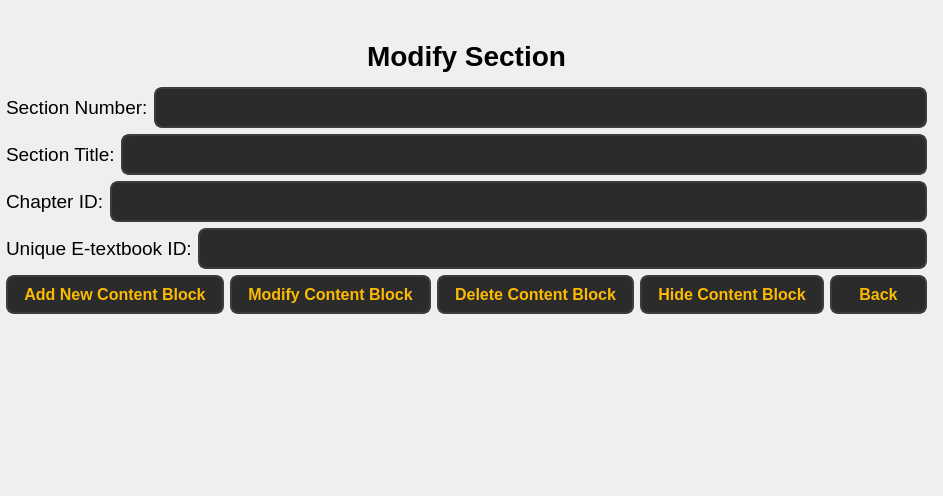
Qt form ui/ta/ta_modifySection_window.ui (Soham1117/elearningApp) before a commit.
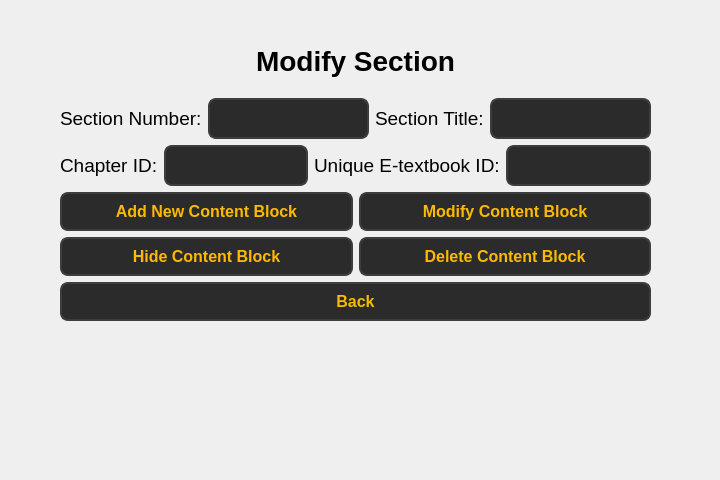
The same form after that commit.

Commit message: UI Modifications done to the required views of TA

The edit to the form file:
```diff
--- a/ui/ta/ta_modifySection_window.ui
+++ b/ui/ta/ta_modifySection_window.ui
@@ -6,8 +6,8 @@
    <rect>
     <x>0</x>
     <y>0</y>
-    <width>943</width>
-    <height>496</height>
+    <width>720</width>
+    <height>480</height>
    </rect>
   </property>
   <property name="windowTitle">
@@ -16,10 +16,10 @@
   <widget class="QWidget" name="">
    <property name="geometry">
     <rect>
-     <x>6</x>
+     <x>60</x>
      <y>30</y>
-     <width>921</width>
-     <height>284</height>
+     <width>591</width>
+     <height>291</height>
     </rect>
    </property>
    <layout class="QVBoxLayout" name="verticalLayout">
@@ -40,7 +40,7 @@
      </widget>
     </item>
     <item>
-     <layout class="QHBoxLayout" name="horizontalLayout_5">
+     <layout class="QHBoxLayout" name="horizontalLayout_3">
       <item>
        <widget class="QLabel" name="label_6">
         <property name="font">
@@ -79,10 +79,6 @@
         </property>
        </widget>
       </item>
-     </layout>
-    </item>
-    <item>
-     <layout class="QHBoxLayout" name="horizontalLayout_4">
       <item>
        <widget class="QLabel" name="label_7">
         <property name="font">
@@ -124,7 +120,7 @@
      </layout>
     </item>
     <item>
-     <layout class="QHBoxLayout" name="horizontalLayout_3">
+     <layout class="QHBoxLayout" name="horizontalLayout_4">
       <item>
        <widget class="QLabel" name="label_5">
         <property name="font">
@@ -163,10 +159,6 @@
         </property>
        </widget>
       </item>
-     </layout>
-    </item>
-    <item>
-     <layout class="QHBoxLayout" name="horizontalLayout_2">
       <item>
        <widget class="QLabel" name="label_4">
         <property name="font">
@@ -269,36 +261,10 @@
         </property>
        </widget>
       </item>
-      <item>
-       <widget class="QPushButton" name="pushButton_3">
-        <property name="styleSheet">
-         <string notr="true">QPushButton {
-        background-color: #2b2b2b;  
-        color: #fcba03;              
-        border: 2px solid #3d3d3d;      
-        border-radius: 8px;          
-        padding: 8px 16px;            
-        font-size: 16px;            
-        font-weight: bold;
-    
-    }
-
-    QPushButton:hover {
-        background-color: #fcba03;
-		 color: #000000;
-        border: 2px solid #5a5a5a;    
-    }
-
-    QPushButton:pressed {
-        background-color: #1a1a1a;      
-        border: 2px solid #2b2b2b;      
-    }</string>
-        </property>
-        <property name="text">
-         <string>Delete Content Block</string>
-        </property>
-       </widget>
-      </item>
+     </layout>
+    </item>
+    <item>
+     <layout class="QHBoxLayout" name="horizontalLayout_2">
       <item>
        <widget class="QPushButton" name="pushButton_4">
         <property name="styleSheet">
@@ -330,7 +296,7 @@
        </widget>
       </item>
       <item>
-       <widget class="QPushButton" name="pushButton_back">
+       <widget class="QPushButton" name="pushButton_3">
         <property name="styleSheet">
          <string notr="true">QPushButton {
         background-color: #2b2b2b;  
@@ -355,12 +321,42 @@
     }</string>
         </property>
         <property name="text">
-         <string>Back</string>
+         <string>Delete Content Block</string>
         </property>
        </widget>
       </item>
      </layout>
     </item>
+    <item>
+     <widget class="QPushButton" name="pushButton_back">
+      <property name="styleSheet">
+       <string notr="true">QPushButton {
+        background-color: #2b2b2b;  
+        color: #fcba03;              
+        border: 2px solid #3d3d3d;      
+        border-radius: 8px;          
+        padding: 8px 16px;            
+        font-size: 16px;            
+        font-weight: bold;
+    
+    }
+
+    QPushButton:hover {
+        background-color: #fcba03;
+		 color: #000000;
+        border: 2px solid #5a5a5a;    
+    }
+
+    QPushButton:pressed {
+        background-color: #1a1a1a;      
+        border: 2px solid #2b2b2b;      
+    }</string>
+      </property>
+      <property name="text">
+       <string>Back</string>
+      </property>
+     </widget>
+    </item>
    </layout>
   </widget>
  </widget>
```
The commit also changes 7 other files.
